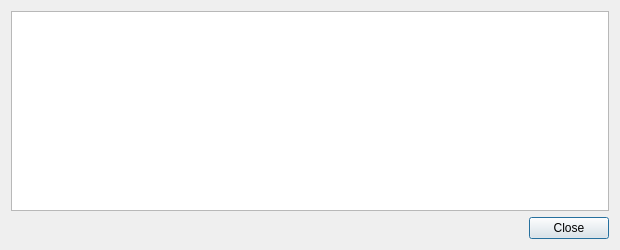
The window that src/qt/forms/transactiondescdialog.ui (TaobotX11/nusacoin) describes before a commit, drawn with Qt 5.
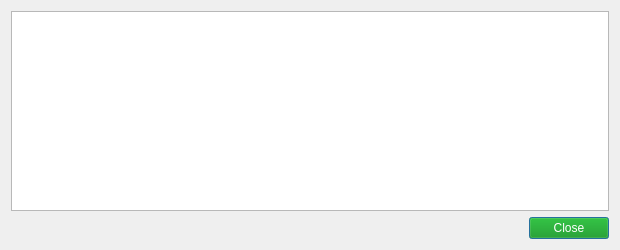
The same window after the commit.

Commit message: fix locale and style

Patch:
```diff
--- a/src/qt/forms/transactiondescdialog.ui
+++ b/src/qt/forms/transactiondescdialog.ui
@@ -32,6 +32,9 @@
      <property name="standardButtons">
       <set>QDialogButtonBox::Close</set>
      </property>
+     <property name="styleSheet">
+             <string notr="true">QPushButton {background-color: rgb(1, 143, 1);color: #ffffff} QPushButton:hover {background-color: #02d902;color: #ffffff}</string>
+    </property>
     </widget>
    </item>
   </layout>
```
Left out of the diff: 3 changed lines with no effect on the pictures. The commit also changes 7 other files.
